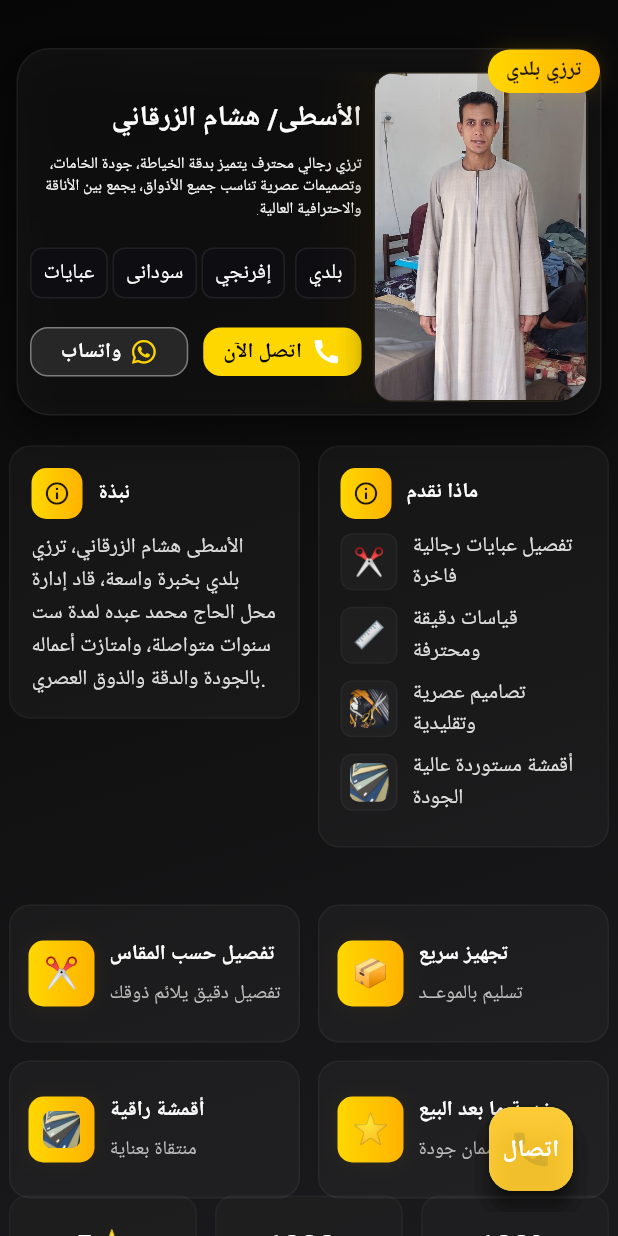
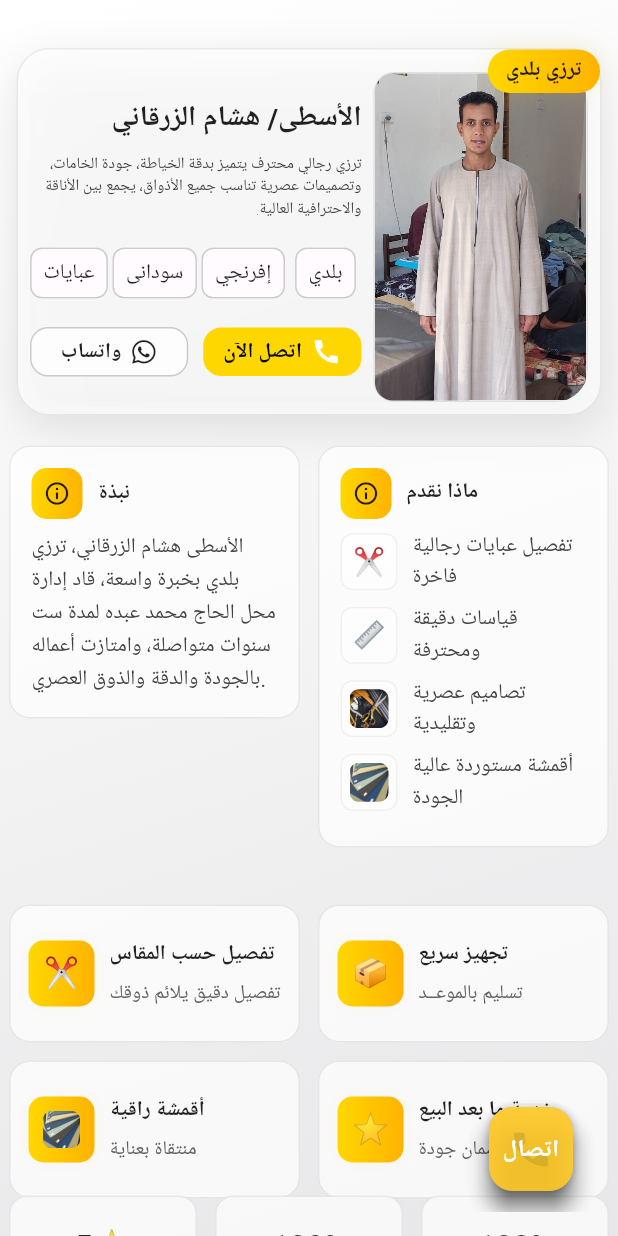
Before and after one commit to AmrMohamed97/hesham_app, a Flutter app: the screen it shows after launch, on a phone screen of 412 x 824 dp. Run offline on Flutter 3.47's test engine with Material 3 defaults, Android fonts, the phone set to English and light mode, and no system bars; drawn by our look-alikes of flutter_animate; our stand-ins replace font_awesome_flutter; Roboto replaces fonts that are missing (Cairo).

Commit message:
new version with dark and light theme

```diff
--- a/lib/main.dart
+++ b/lib/main.dart
@@ -16,18 +16,34 @@ class TailorShopApp extends StatelessWidget {
 
   @override
   Widget build(BuildContext context) {
-    final base = ThemeData.dark();
-    return MaterialApp(
-      debugShowCheckedModeBanner: false,
-      title: 'الأسطى هشام الزرقانى',
-      theme: base.copyWith(
-        colorScheme: base.colorScheme.copyWith(
+    // Dark Theme
+    final darkBase = ThemeData.dark();
+    final darkTheme = darkBase.copyWith(
+      colorScheme: darkBase.colorScheme.copyWith(
         primary: const Color(0xFFFFD700),
         secondary: const Color(0xFFFFC107),
       ),
       scaffoldBackgroundColor: const Color(0xFF0B0B0D),
-        textTheme: base.textTheme.apply(fontFamily: 'Cairo'),
+      textTheme: darkBase.textTheme.apply(fontFamily: 'Cairo'),
+    );
+
+    // Light Theme
+    final lightBase = ThemeData.light();
+    final lightTheme = lightBase.copyWith(
+      colorScheme: lightBase.colorScheme.copyWith(
+        primary: const Color(0xFFFFD700),
+        secondary: const Color(0xFFFFC107),
       ),
+      scaffoldBackgroundColor: const Color(0xFFF5F5F7),
+      textTheme: lightBase.textTheme.apply(fontFamily: 'Cairo'),
+    );
+
+    return MaterialApp(
+      debugShowCheckedModeBanner: false,
+      title: 'الأسطى هشام الزرقانى',
+      theme: lightTheme,
+      darkTheme: darkTheme,
+      themeMode: ThemeMode.system, // يتبع ثيم النظام تلقائياً
       home: const TailorProfilePage(),
     );
   }
@@ -46,9 +62,12 @@ class _TailorProfilePageState extends State<TailorProfilePage>
   late AnimationController _bgController;
   late AnimationController _menuController;
   late AnimationController _pulseController;
-
+  final ScrollController _scrollController = ScrollController();
   @override
   void initState() {
+    _scrollController.addListener(() {
+      setState(() {});
+    });
     super.initState();
     _entranceController = AnimationController(
       vsync: this,
@@ -83,6 +102,8 @@ class _TailorProfilePageState extends State<TailorProfilePage>
   @override
   Widget build(BuildContext context) {
     final mq = MediaQuery.of(context).size;
+    final isDark = Theme.of(context).brightness == Brightness.dark;
+
     return Scaffold(
       extendBody: true,
       floatingActionButton: Padding(
@@ -107,7 +128,9 @@ class _TailorProfilePageState extends State<TailorProfilePage>
                       -1,
                     ),
                     end: Alignment(0.8 - 0.4 * math.cos(t * math.pi * 2), 1),
-                    colors: const [Color(0xFF070606), Color(0xFF1A1A1C)],
+                    colors: isDark
+                        ? const [Color(0xFF070606), Color(0xFF1A1A1C)]
+                        : const [Color(0xFFFFFFFF), Color(0xFFE8E8EA)],
                   ),
                 ),
               );
@@ -117,15 +140,19 @@ class _TailorProfilePageState extends State<TailorProfilePage>
           SafeArea(
             child: Center(
               child: SingleChildScrollView(
-                padding:
-                    const EdgeInsets.symmetric(horizontal: 6, vertical: 32),
+                controller: _scrollController,
+                padding: const EdgeInsets.symmetric(
+                  horizontal: 6,
+                  vertical: 32,
+                ),
                 child: FadeTransition(
                   opacity: CurvedAnimation(
                     parent: _entranceController,
                     curve: Curves.easeOut,
                   ),
                   child: SlideTransition(
-                    position: Tween<Offset>(
+                    position:
+                        Tween<Offset>(
                           begin: const Offset(0, 0.06),
                           end: Offset.zero,
                         ).animate(
@@ -138,32 +165,33 @@ class _TailorProfilePageState extends State<TailorProfilePage>
                       constraints: const BoxConstraints(maxWidth: 760),
                       child: Column(
                         children: [
-                          _buildTopCard(mq.width)
+                          _buildTopCard(mq.width, isDark)
                               .animate()
                               .fadeIn(duration: 800.ms, curve: Curves.easeOut)
                               .slideY(begin: 0.2, end: 0),
                           const SizedBox(height: 20),
-                          _buildInfoRow()
+                          _buildInfoRow(isDark)
                               .animate()
                               .fadeIn(duration: 900.ms)
                               .slideX(begin: 0.3, end: 0),
                           const SizedBox(height: 18),
-                          _buildServicesGrid()
+                          _buildServicesGrid(isDark)
                               .animate()
-                              .fadeIn(duration: 1000.ms)
+                              .fadeIn(duration: 1200.ms)
                               .slideY(begin: 0.3, end: 0),
                           const SizedBox(height: 18),
-                          _buildStatsRow()
+                          _buildStatsRow(isDark)
                               .animate()
                               .fadeIn(duration: 1100.ms)
                               .slideX(begin: -0.3, end: 0),
                           const SizedBox(height: 26),
-                          _buildFooter()
+                          _buildFooter(isDark)
                               .animate()
                               .fadeIn(duration: 1200.ms)
                               .scale(
                                 begin: const Offset(0.9, 0.9),
-                                  end: const Offset(1, 1)),
+                                end: const Offset(1, 1),
+                              ),
                         ],
                       ),
                     ),
@@ -176,7 +204,8 @@ class _TailorProfilePageState extends State<TailorProfilePage>
       ),
     );
   }
-  Widget _buildTopCard(double fullWidth) {
+
+  Widget _buildTopCard(double fullWidth, bool isDark) {
     return Stack(
       alignment: Alignment.center,
       children: [
@@ -185,11 +214,19 @@ class _TailorProfilePageState extends State<TailorProfilePage>
           margin: const EdgeInsets.symmetric(horizontal: 5),
           decoration: BoxDecoration(
             borderRadius: BorderRadius.circular(22),
-            color: Colors.white.withOpacity(0.04),
-            border: Border.all(color: Colors.white.withOpacity(0.06)),
+            color: isDark
+                ? Colors.white.withOpacity(0.04)
+                : Colors.white.withOpacity(0.7),
+            border: Border.all(
+              color: isDark
+                  ? Colors.white.withOpacity(0.06)
+                  : Colors.black.withOpacity(0.08),
+            ),
             boxShadow: [
               BoxShadow(
-                color: Colors.black.withOpacity(0.6),
+                color: isDark
+                    ? Colors.black.withOpacity(0.6)
+                    : Colors.black.withOpacity(0.1),
                 blurRadius: 24,
                 offset: const Offset(0, 8),
               ),
@@ -202,9 +239,9 @@ class _TailorProfilePageState extends State<TailorProfilePage>
               child: Row(
                 crossAxisAlignment: CrossAxisAlignment.center,
                 children: [
-                  Expanded(child: _buildProfileInfo()),
+                  Expanded(child: _buildProfileInfo(isDark)),
                   const SizedBox(width: 8),
-                  _buildProfileImageWithParallax(),
+                  _buildProfileImageWithParallax(isDark),
                 ],
               ),
             ),
@@ -216,8 +253,10 @@ class _TailorProfilePageState extends State<TailorProfilePage>
           child: Row(
             children: [
               Container(
-                padding:
-                    const EdgeInsets.symmetric(vertical: 4, horizontal: 12),
+                padding: const EdgeInsets.symmetric(
+                  vertical: 4,
+                  horizontal: 12,
+                ),
                 decoration: BoxDecoration(
                   gradient: const LinearGradient(
                     colors: [Color(0xFFFFD700), Color(0xFFFFB300)],
@@ -245,7 +284,7 @@ class _TailorProfilePageState extends State<TailorProfilePage>
     );
   }
 
-  Widget _buildProfileInfo() {
+  Widget _buildProfileInfo(bool isDark) {
     return Directionality(
       textDirection: TextDirection.rtl,
       child: Padding(
@@ -253,12 +292,12 @@ class _TailorProfilePageState extends State<TailorProfilePage>
         child: Column(
           crossAxisAlignment: CrossAxisAlignment.start,
           children: [
-            const Text(
+            Text(
               'الأسطى/ هشام الزرقاني',
               style: TextStyle(
                 fontSize: 19,
                 fontWeight: FontWeight.w700,
-                color: Colors.white,
+                color: isDark ? Colors.white : Colors.black87,
               ),
             ),
             const SizedBox(height: 8),
@@ -267,7 +306,7 @@ class _TailorProfilePageState extends State<TailorProfilePage>
               style: TextStyle(
                 fontSize: 10.5,
                 fontWeight: FontWeight.w200,
-                color: Colors.grey.shade50,
+                color: isDark ? Colors.grey.shade50 : Colors.grey.shade800,
               ),
             ),
             const SizedBox(height: 12),
@@ -278,9 +317,20 @@ class _TailorProfilePageState extends State<TailorProfilePage>
                 children: ['بلدي', 'إفرنجي', 'سودانى', 'عبايات'].map((t) {
                   return Chip(
                     padding: const EdgeInsets.all(0),
-                    backgroundColor: Colors.black.withOpacity(0.3),
-                    side: BorderSide(color: Colors.white.withOpacity(0.04)),
-                    label: Text(t, style: const TextStyle(color: Colors.white)),
+                    backgroundColor: isDark
+                        ? Colors.black.withOpacity(0.3)
+                        : Colors.white.withOpacity(0.5),
+                    side: BorderSide(
+                      color: isDark
+                          ? Colors.white.withOpacity(0.04)
+                          : Colors.black.withOpacity(0.1),
+                    ),
+                    label: Text(
+                      t,
+                      style: TextStyle(
+                        color: isDark ? Colors.white : Colors.black87,
+                      ),
+                    ),
                   );
                 }).toList(),
               ),
@@ -329,8 +379,9 @@ class _TailorProfilePageState extends State<TailorProfilePage>
                     padding: EdgeInsets.zero,
                     minimumSize: const Size(0, 0),
                     onPressed: () async {
-                      final uri =
-                          Uri.parse('https://wa.me/+201015283663?text=مرحبا');
+                      final uri = Uri.parse(
+                        'https://wa.me/+201015283663?text=مرحبا',
+                      );
                       if (await canLaunchUrl(uri)) await launchUrl(uri);
                     },
                     child: Container(
@@ -339,23 +390,31 @@ class _TailorProfilePageState extends State<TailorProfilePage>
                         horizontal: 8,
                       ),
                       decoration: BoxDecoration(
-                        color: Colors.white.withOpacity(0.1),
+                        color: isDark
+                            ? Colors.white.withOpacity(0.1)
+                            : Colors.white.withOpacity(0.8),
                         borderRadius: BorderRadius.circular(12),
                         border: Border.all(
-                          color: Colors.white.withOpacity(0.4),
+                          color: isDark
+                              ? Colors.white.withOpacity(0.4)
+                              : Colors.black.withOpacity(0.2),
                         ),
                       ),
-                      child: const Row(
+                      child: Row(
                         mainAxisAlignment: MainAxisAlignment.center,
                         children: [
-                          Icon(FontAwesomeIcons.whatsapp, size: 18),
-                          SizedBox(width: 6),
+                          Icon(
+                            FontAwesomeIcons.whatsapp,
+                            size: 18,
+                            color: isDark ? Colors.white : Colors.black87,
+                          ),
+                          const SizedBox(width: 6),
                           Text(
                             'واتساب',
                             style: TextStyle(
                               fontSize: 14,
                               fontWeight: FontWeight.bold,
-                              color: Colors.white,
+                              color: isDark ? Colors.white : Colors.black87,
                             ),
                           ),
                         ],
@@ -371,7 +430,7 @@ class _TailorProfilePageState extends State<TailorProfilePage>
     );
   }
 
-  Widget _buildProfileImageWithParallax() {
+  Widget _buildProfileImageWithParallax(bool isDark) {
     return Hero(
       tag: 'hesham-image',
       child: AnimatedBuilder(
@@ -388,23 +447,34 @@ class _TailorProfilePageState extends State<TailorProfilePage>
               height: 220,
               decoration: BoxDecoration(
                 borderRadius: BorderRadius.circular(14),
-                boxShadow: [
-                  BoxShadow(
-                    color: Colors.black.withOpacity(0.6),
-                    blurRadius: 20,
-                    offset: const Offset(0, 10),
+                // boxShadow: [
+                //   BoxShadow(
+                //     color: isDark
+                //         ? Colors.black.withOpacity(0.6)
+                //         : Colors.black.withOpacity(0.2),
+                //     blurRadius: 20,
+                //     offset: const Offset(0, 10),
+                //   ),
+                //   BoxShadow(
+                //     color: Colors.amber.withOpacity(0.08),
+                //     blurRadius: 30,
+                //     spreadRadius: 4,
+                //   ),
+                // ],
+                border: Border.all(
+                  color: isDark
+                      ? Colors.white.withOpacity(0.06)
+                      : Colors.black.withOpacity(0.1),
                 ),
-                  BoxShadow(
-                    color: Colors.amber.withOpacity(0.08),
-                    blurRadius: 30,
-                    spreadRadius: 4,
-                  ),
-                ],
-                border: Border.all(color: Colors.white.withOpacity(0.06)),
                 gradient: LinearGradient(
-                  colors: [
+                  colors: isDark
+                      ? [
                           Colors.white.withOpacity(0.02),
                           Colors.white.withOpacity(0.01),
+                        ]
+                      : [
+                          Colors.white.withOpacity(0.5),
+                          Colors.white.withOpacity(0.3),
                         ],
                 ),
               ),
@@ -419,7 +489,7 @@ class _TailorProfilePageState extends State<TailorProfilePage>
     );
   }
 
-  Widget _buildInfoRow() {
+  Widget _buildInfoRow(bool isDark) {
     return Row(
       crossAxisAlignment: CrossAxisAlignment.start,
       children: [
@@ -427,6 +497,7 @@ class _TailorProfilePageState extends State<TailorProfilePage>
           child: _infoCard(
             'نبذة',
             'الأسطى هشام الزرقاني، ترزي بلدي بخبرة واسعة، قاد إدارة محل الحاج محمد عبده لمدة ست سنوات متواصلة، وامتازت أعماله بالجودة والدقة والذوق العصري.',
+            isDark: isDark,
           ),
         ),
         const SizedBox(width: 12),
@@ -434,17 +505,20 @@ class _TailorProfilePageState extends State<TailorProfilePage>
           child: _infoCard(
             'ماذا نقدم',
             null,
+            isDark: isDark,
             children: [
-              _serviceTile('✂️', 'تفصيل عبايات رجالية فاخرة'),
-              _serviceTile('📏', 'قياسات دقيقة ومحترفة'),
+              _serviceTile('✂️', 'تفصيل عبايات رجالية فاخرة', isDark),
+              _serviceTile('📏', 'قياسات دقيقة ومحترفة', isDark),
               _serviceTile(
                 'assets/design.jpeg',
                 'تصاميم عصرية وتقليدية',
+                isDark,
                 isImage: true,
               ),
               _serviceTile(
                 'assets/komash.jpeg',
                 'أقمشة مستوردة عالية الجودة',
+                isDark,
                 isImage: true,
               ),
             ],
@@ -453,11 +527,20 @@ class _TailorProfilePageState extends State<TailorProfilePage>
       ],
     );
   }
-  Widget _buildServicesGrid() {
+
+  Widget _buildServicesGrid(bool isDark) {
     final services = [
-      {'icon': '✂️', 'title': 'تفصيل حسب المقاس', 'desc': 'تفصيل دقيق يلائم ذوقك'},
+      {
+        'icon': '✂️',
+        'title': 'تفصيل حسب المقاس',
+        'desc': 'تفصيل دقيق يلائم ذوقك',
+      },
       {'icon': '📦', 'title': 'تجهيز سريع', 'desc': 'تسليم بالموعــد'},
-      {'icon': 'assets/komash.jpeg', 'title': 'أقمشة راقية', 'desc': 'منتقاة بعناية'},
+      {
+        'icon': 'assets/komash.jpeg',
+        'title': 'أقمشة راقية',
+        'desc': 'منتقاة بعناية',
+      },
       {'icon': '⭐', 'title': 'خدمة ما بعد البيع', 'desc': 'دعم وضمان جودة'},
     ];
 
@@ -483,9 +566,15 @@ class _TailorProfilePageState extends State<TailorProfilePage>
             child: Container(
               padding: const EdgeInsets.all(12),
               decoration: BoxDecoration(
-                color: Colors.white.withOpacity(0.03),
+                color: isDark
+                    ? Colors.white.withOpacity(0.03)
+                    : Colors.white.withOpacity(0.7),
                 borderRadius: BorderRadius.circular(14),
-                border: Border.all(color: Colors.white.withOpacity(0.04)),
+                border: Border.all(
+                  color: isDark
+                      ? Colors.white.withOpacity(0.04)
+                      : Colors.black.withOpacity(0.08),
+                ),
               ),
               child: Row(
                 children: [
@@ -515,7 +604,10 @@ class _TailorProfilePageState extends State<TailorProfilePage>
                                 width: 25,
                               ),
                             )
-                          : Text(s['icon']!, style: const TextStyle(fontSize: 20)),
+                          : Text(
+                              s['icon']!,
+                              style: const TextStyle(fontSize: 20),
+                            ),
                     ),
                   ),
                   const SizedBox(width: 10),
@@ -528,9 +620,9 @@ class _TailorProfilePageState extends State<TailorProfilePage>
                           fit: BoxFit.scaleDown,
                           child: Text(
                             s['title']!,
-                            style: const TextStyle(
+                            style: TextStyle(
                               fontWeight: FontWeight.bold,
-                              color: Colors.white,
+                              color: isDark ? Colors.white : Colors.black87,
                             ),
                           ),
                         ),
@@ -540,7 +632,9 @@ class _TailorProfilePageState extends State<TailorProfilePage>
                           child: Text(
                             s['desc']!,
                             style: TextStyle(
-                              color: Colors.grey.shade400,
+                              color: isDark
+                                  ? Colors.grey.shade400
+                                  : Colors.grey.shade700,
                               fontSize: 13,
                             ),
                           ),
@@ -557,38 +651,57 @@ class _TailorProfilePageState extends State<TailorProfilePage>
     );
   }
 
-  Widget _buildStatsRow() {
+  Widget _buildStatsRow(bool isDark) {
     return Row(
       children: [
-        Expanded(child: _statCard('5⭐', 'تقييم العملاء', 1)),
+        Expanded(child: _statCard('5⭐', 'تقييم العملاء', 1, isDark)),
         const SizedBox(width: 12),
-        Expanded(child: _statCard('1000+', 'عميل راضي', 2)),
+        Expanded(child: _statCard('100%', 'عميل راضي', 2, isDark)),
         const SizedBox(width: 12),
-        Expanded(child: _statCard('100%', 'جودة عالية', 3)),
+        Expanded(child: _statCard('100%', 'جودة عالية', 3, isDark)),
       ],
     );
   }
 
-  Widget _buildFooter() {
+  Widget _buildFooter(bool isDark) {
     return Column(
       children: [
-        Text('اتصل على: 01015283663', style: TextStyle(color: Colors.grey.shade500)),
+        Text(
+          'اتصل على: 01015283663',
+          style: TextStyle(
+            color: isDark ? Colors.grey.shade500 : Colors.grey.shade600,
+          ),
+        ),
         const SizedBox(height: 6),
         Text(
           '© ${2025} الأسطى هشام الزرقانى',
-          style: TextStyle(color: Colors.grey.shade700, fontSize: 12),
+          style: TextStyle(
+            color: isDark ? Colors.grey.shade700 : Colors.grey.shade500,
+            fontSize: 12,
+          ),
         ),
       ],
     );
   }
 
-  Widget _infoCard(String title, String? text, {List<Widget>? children}) {
+  Widget _infoCard(
+    String title,
+    String? text, {
+    List<Widget>? children,
+    required bool isDark,
+  }) {
     return Container(
           padding: const EdgeInsets.all(14),
           decoration: BoxDecoration(
-        color: Colors.white.withOpacity(0.03),
+            color: isDark
+                ? Colors.white.withOpacity(0.03)
+                : Colors.white.withOpacity(0.7),
             borderRadius: BorderRadius.circular(14),
-        border: Border.all(color: Colors.white.withOpacity(0.04)),
+            border: Border.all(
+              color: isDark
+                  ? Colors.white.withOpacity(0.04)
+                  : Colors.black.withOpacity(0.08),
+            ),
           ),
           child: Column(
             crossAxisAlignment: CrossAxisAlignment.start,
@@ -603,29 +716,47 @@ class _TailorProfilePageState extends State<TailorProfilePage>
                       ),
                       borderRadius: BorderRadius.circular(10),
                     ),
-                child: const Icon(Icons.info_outline, size: 18, color: Colors.black87),
+                    child: const Icon(
+                      Icons.info_outline,
+                      size: 18,
+                      color: Colors.black87,
+                    ),
                   ),
                   const SizedBox(width: 10),
                   Text(
                     title,
-                style: const TextStyle(
+                    style: TextStyle(
                       fontWeight: FontWeight.bold,
-                  color: Colors.white,
+                      color: isDark ? Colors.white : Colors.black87,
                     ),
                   ),
                 ],
               ),
               if (text != null) ...[
                 const SizedBox(height: 8),
-            Text(text, style: TextStyle(color: Colors.grey.shade300, height: 1.5)),
+                Text(
+                  text,
+                  style: TextStyle(
+                    color: isDark ? Colors.grey.shade300 : Colors.grey.shade800,
+                    height: 1.5,
+                  ),
+                ),
               ],
               if (children != null) ...[const SizedBox(height: 8), ...children],
             ],
           ),
-    ).animate().fadeIn(duration: 700.ms).slideY(begin: 0.2, end: 0, curve: Curves.easeOut);
+        )
+        .animate()
+        .fadeIn(duration: 700.ms)
+        .slideY(begin: 0.2, end: 0, curve: Curves.easeOut);
   }
 
-  Widget _serviceTile(String icon, String text, {bool isImage = false}) {
+  Widget _serviceTile(
+    String icon,
+    String text,
+    bool isDark, {
+    bool isImage = false,
+  }) {
     return Padding(
       padding: const EdgeInsets.only(bottom: 8.0),
       child: Row(
@@ -634,33 +765,57 @@ class _TailorProfilePageState extends State<TailorProfilePage>
             width: 38,
             height: 38,
             decoration: BoxDecoration(
-              color: Colors.white.withOpacity(0.03),
+              color: isDark
+                  ? Colors.white.withOpacity(0.03)
+                  : Colors.white.withOpacity(0.5),
               borderRadius: BorderRadius.circular(8),
-              border: Border.all(color: Colors.white.withOpacity(0.03)),
+              border: Border.all(
+                color: isDark
+                    ? Colors.white.withOpacity(0.03)
+                    : Colors.black.withOpacity(0.05),
+              ),
             ),
             child: Center(
               child: isImage
                   ? ClipRRect(
                       borderRadius: BorderRadius.circular(6),
-                      child: Image.asset(icon, width: 26, height: 26, fit: BoxFit.cover),
+                      child: Image.asset(
+                        icon,
+                        width: 26,
+                        height: 26,
+                        fit: BoxFit.cover,
+                      ),
                     )
                   : Text(icon, style: const TextStyle(fontSize: 18)),
             ),
           ),
           const SizedBox(width: 10),
-          Expanded(child: Text(text, style: TextStyle(color: Colors.grey.shade300))),
+          Expanded(
+            child: Text(
+              text,
+              style: TextStyle(
+                color: isDark ? Colors.grey.shade300 : Colors.grey.shade800,
+              ),
+            ),
+          ),
         ],
       ),
     );
   }
 
-  Widget _statCard(String number, String label, int index) {
+  Widget _statCard(String number, String label, int index, bool isDark) {
     return Container(
           padding: const EdgeInsets.symmetric(vertical: 18, horizontal: 12),
           decoration: BoxDecoration(
-        color: Colors.white.withOpacity(0.02),
+            color: isDark
+                ? Colors.white.withOpacity(0.02)
+                : Colors.white.withOpacity(0.7),
             borderRadius: BorderRadius.circular(12),
-        border: Border.all(color: Colors.white.withOpacity(0.03)),
+            border: Border.all(
+              color: isDark
+                  ? Colors.white.withOpacity(0.03)
+                  : Colors.black.withOpacity(0.08),
+            ),
           ),
           child: Column(
             children: [
@@ -672,13 +827,26 @@ class _TailorProfilePageState extends State<TailorProfilePage>
                 },
                 child: Text(
                   number,
-              style: const TextStyle(fontSize: 20, fontWeight: FontWeight.bold, color: Colors.white),
+                  style: TextStyle(
+                    fontSize: 20,
+                    fontWeight: FontWeight.bold,
+                    color: isDark ? Colors.white : Colors.black87,
+                  ),
                 ),
               ),
               const SizedBox(height: 6),
-          Text(label, style: TextStyle(color: Colors.grey.shade400, fontSize: 12)),
+              Text(
+                label,
+                style: TextStyle(
+                  color: isDark ? Colors.grey.shade400 : Colors.grey.shade700,
+                  fontSize: 12,
+                ),
+              ),
             ],
           ),
-    ).animate().fadeIn(duration: 700.ms).slideY(begin: 0.2, end: 0, curve: Curves.easeOut);
+        )
+        .animate()
+        .fadeIn(duration: 700.ms)
+        .slideY(begin: 0.2, end: 0, curve: Curves.easeOut);
   }
 }
```
Lines whose indentation alone changed are shown as unchanged.
